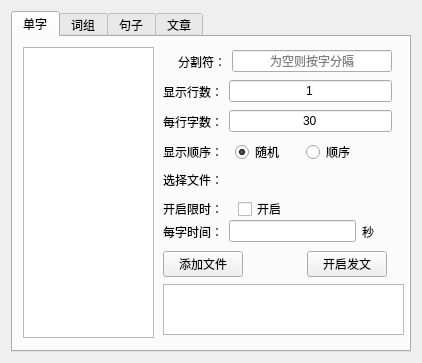
Above: wfileterform.ui from zhenyangze/wubigendaqi before the change. Below: the same form after it.
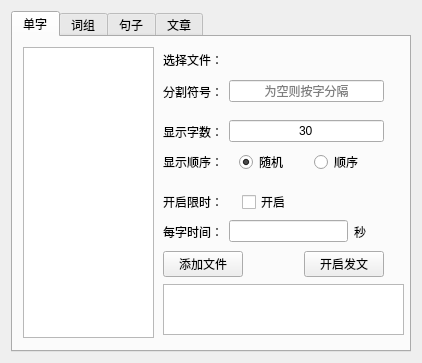
That is the form after the change.

Diff of the .ui file:
```diff
--- a/wfileterform.ui
+++ b/wfileterform.ui
@@ -50,8 +50,8 @@
        <property name="geometry">
         <rect>
          <x>150</x>
-         <y>157</y>
-         <width>143</width>
+         <y>150</y>
+         <width>151</width>
          <height>30</height>
         </rect>
        </property>
@@ -76,8 +76,8 @@
        <property name="geometry">
         <rect>
          <x>150</x>
-         <y>70</y>
-         <width>229</width>
+         <y>80</y>
+         <width>221</width>
          <height>29</height>
         </rect>
        </property>
@@ -85,7 +85,7 @@
         <item>
          <widget class="QLabel" name="label_3">
           <property name="text">
-           <string>每行字数：</string>
+           <string>显示字数：</string>
           </property>
          </widget>
         </item>
@@ -106,7 +106,7 @@
         <rect>
          <x>150</x>
          <y>210</y>
-         <width>224</width>
+         <width>221</width>
          <height>35</height>
         </rect>
        </property>
@@ -140,41 +140,12 @@
         </item>
        </layout>
       </widget>
-      <widget class="QWidget" name="layoutWidget3">
-       <property name="geometry">
-        <rect>
-         <x>150</x>
-         <y>40</y>
-         <width>229</width>
-         <height>29</height>
-        </rect>
-       </property>
-       <layout class="QHBoxLayout" name="horizontalLayout_3">
-        <item>
-         <widget class="QLabel" name="label_2">
-          <property name="text">
-           <string>显示行数：</string>
-          </property>
-         </widget>
-        </item>
-        <item>
-         <widget class="QLineEdit" name="lineEdit_linenum">
-          <property name="text">
-           <string>1</string>
-          </property>
-          <property name="alignment">
-           <set>Qt::AlignCenter</set>
-          </property>
-         </widget>
-        </item>
-       </layout>
-      </widget>
       <widget class="QWidget" name="layoutWidget2">
        <property name="geometry">
         <rect>
-         <x>165</x>
-         <y>10</y>
-         <width>214</width>
+         <x>150</x>
+         <y>40</y>
+         <width>221</width>
          <height>29</height>
         </rect>
        </property>
@@ -182,7 +153,7 @@
         <item>
          <widget class="QLabel" name="label">
           <property name="text">
-           <string>分割符：</string>
+           <string>分割符号：</string>
           </property>
          </widget>
         </item>
@@ -202,8 +173,8 @@
        <property name="geometry">
         <rect>
          <x>150</x>
-         <y>100</y>
-         <width>209</width>
+         <y>110</y>
+         <width>221</width>
          <height>30</height>
         </rect>
        </property>
@@ -238,8 +209,8 @@
        <property name="geometry">
         <rect>
          <x>150</x>
-         <y>130</y>
-         <width>150</width>
+         <y>10</y>
+         <width>221</width>
          <height>25</height>
         </rect>
        </property>
@@ -265,7 +236,7 @@
         <rect>
          <x>150</x>
          <y>180</y>
-         <width>229</width>
+         <width>221</width>
          <height>29</height>
         </rect>
        </property>
```
